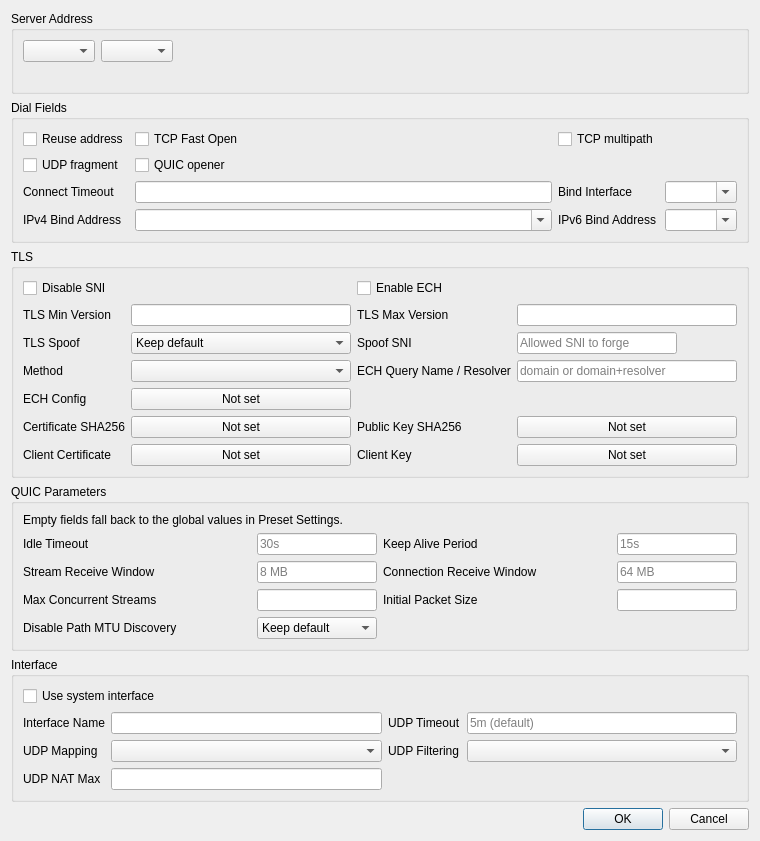
First picture: the form in include/ui/profile/edit_advanced.ui, repository throneproj/Throne, before the edit.
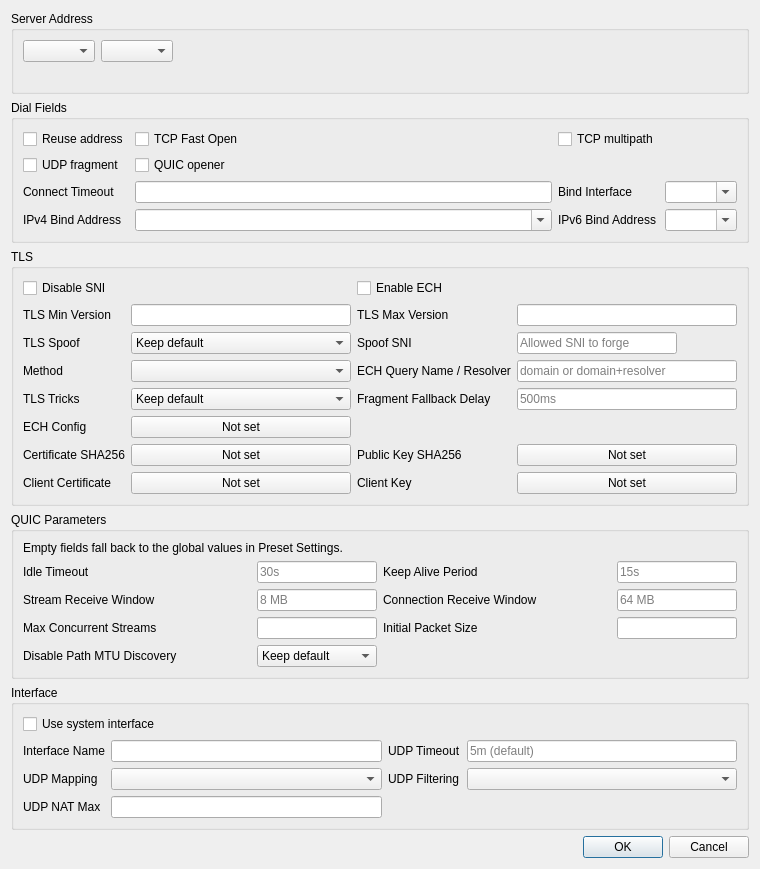
Second picture: the form after the edit.

Diff of the .ui file:
```diff
--- a/include/ui/profile/edit_advanced.ui
+++ b/include/ui/profile/edit_advanced.ui
@@ -418,6 +418,58 @@
        </widget>
       </item>
       <item row="4" column="0">
+       <widget class="QLabel" name="tls_tricks_l">
+        <property name="toolTip">
+         <string>Randomizes the letter case of the SNI. Keep default: Preset Settings.</string>
+        </property>
+        <property name="text">
+         <string>TLS Tricks</string>
+        </property>
+        <property name="buddy">
+         <cstring>tls_tricks</cstring>
+        </property>
+       </widget>
+      </item>
+      <item row="4" column="1">
+       <widget class="QComboBox" name="tls_tricks">
+        <item>
+         <property name="text">
+          <string>Keep default</string>
+         </property>
+        </item>
+        <item>
+         <property name="text">
+          <string>On</string>
+         </property>
+        </item>
+        <item>
+         <property name="text">
+          <string>Off</string>
+         </property>
+        </item>
+       </widget>
+      </item>
+      <item row="4" column="2">
+       <widget class="QLabel" name="fragment_fallback_delay_l">
+        <property name="toolTip">
+         <string>Wait between handshake fragments when the round trip cannot be measured, e.g. on Windows without administrator rights.</string>
+        </property>
+        <property name="text">
+         <string>Fragment Fallback Delay</string>
+        </property>
+        <property name="buddy">
+         <cstring>fragment_fallback_delay</cstring>
+        </property>
+       </widget>
+      </item>
+      <item row="4" column="3">
+       <widget class="QLineEdit" name="fragment_fallback_delay">
+        <property name="placeholderText">
+         <string notr="true">500ms</string>
+        </property>
+       </widget>
+      </item>
+      <item row="5" column="0">
        <widget class="QLabel" name="label_2">
         <property name="text">
          <string>ECH Config</string>
@@ -427,14 +479,14 @@
         </property>
        </widget>
       </item>
-      <item row="4" column="1">
+      <item row="5" column="1">
        <widget class="QPushButton" name="ech_config">
         <property name="text">
          <string>Not set</string>
         </property>
        </widget>
       </item>
-      <item row="5" column="0">
+      <item row="6" column="0">
        <widget class="QLabel" name="label_3">
         <property name="toolTip">
          <string>Base64 SHA-256 of the server certificate, one per line; replaces CA checks.</string>
@@ -447,14 +499,14 @@
         </property>
        </widget>
       </item>
-      <item row="5" column="1">
+      <item row="6" column="1">
        <widget class="QPushButton" name="cert_sha256">
         <property name="text">
          <string>Not set</string>
         </property>
        </widget>
       </item>
-      <item row="5" column="2">
+      <item row="6" column="2">
        <widget class="QLabel" name="cert_public_key_sha256_l">
         <property name="toolTip">
          <string>Base64 SHA-256 of the server's public key, one per line; replaces CA checks.</string>
@@ -467,14 +519,14 @@
         </property>
        </widget>
       </item>
-      <item row="5" column="3">
+      <item row="6" column="3">
        <widget class="QPushButton" name="cert_public_key_sha256">
         <property name="text">
          <string>Not set</string>
         </property>
        </widget>
       </item>
-      <item row="6" column="0">
+      <item row="7" column="0">
        <widget class="QLabel" name="label_4">
         <property name="text">
          <string>Client Certificate</string>
@@ -484,14 +536,14 @@
         </property>
        </widget>
       </item>
-      <item row="6" column="1">
+      <item row="7" column="1">
        <widget class="QPushButton" name="client_cert">
         <property name="text">
          <string>Not set</string>
         </property>
        </widget>
       </item>
-      <item row="6" column="2">
+      <item row="7" column="2">
        <widget class="QLabel" name="label_5">
         <property name="text">
          <string>Client Key</string>
@@ -501,7 +553,7 @@
         </property>
        </widget>
       </item>
-      <item row="6" column="3">
+      <item row="7" column="3">
        <widget class="QPushButton" name="client_key">
         <property name="text">
          <string>Not set</string>
```
Left out of the diff: 2 changed lines with no effect on the pictures.
